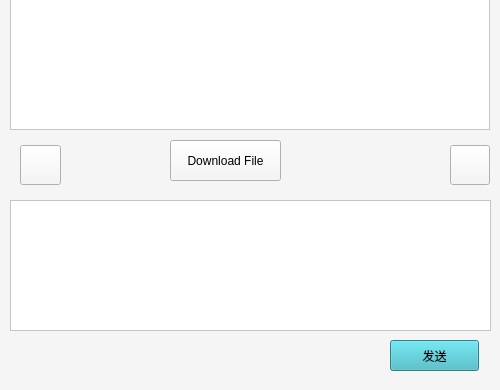
Above: client/ui/chatwindow.ui from pechpo/What-s-up before the change; both pictures show x 0 to 500 and y 230 to 620 of the 500 by 620 pixel window. Below: the same form after it.
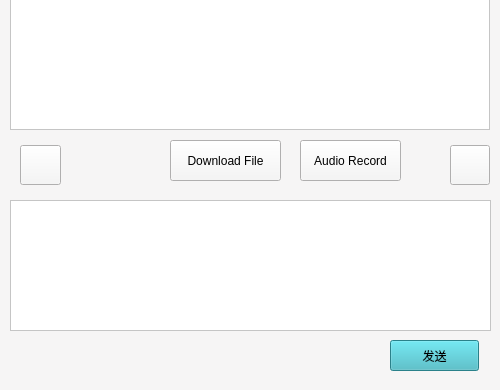
That is the form after the change. Icons and pictures are not drawn.

Commit message: add audio module

```diff
--- a/client/ui/chatwindow.ui
+++ b/client/ui/chatwindow.ui
@@ -117,6 +117,19 @@
     <string/>
    </property>
   </widget>
+  <widget class="QPushButton" name="audioButton">
+   <property name="geometry">
+    <rect>
+     <x>300</x>
+     <y>370</y>
+     <width>101</width>
+     <height>41</height>
+    </rect>
+   </property>
+   <property name="text">
+    <string>Audio Record</string>
+   </property>
+  </widget>
  </widget>
  <resources/>
  <connections/>
```
The commit also changes 9 other files.
